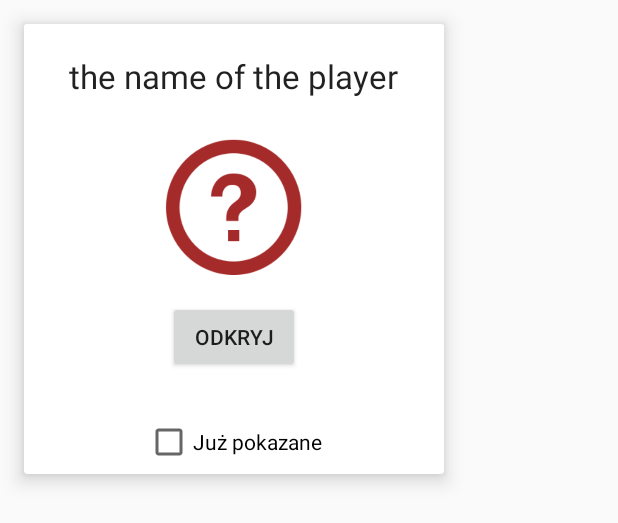
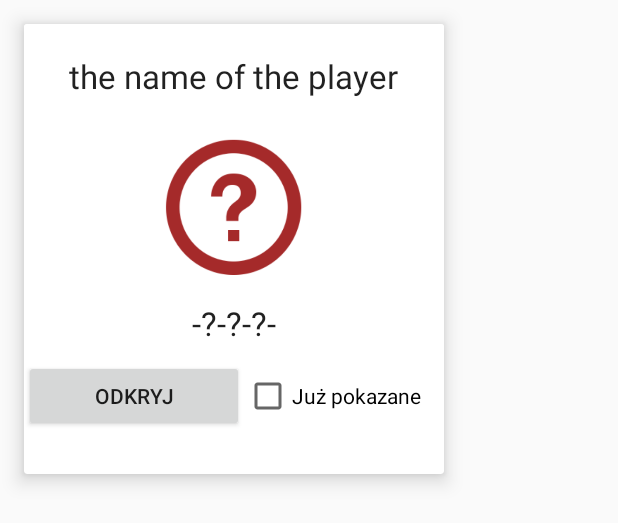
Before and after one commit to MateuszNaKodach/SocialMafia, an Android app: the layout player_role_showing_layout.xml on its own in the app's theme, with its tools: preview values and no code run, on a phone screen of 412 x 824 dp. Shown: the top 523 px of the screen. Run offline under Robolectric (Android 15) with nearby library versions, the phone set to English and light mode, and no system bars.

Commit message:
Showing players rules works fine

```diff
--- a/app/src/main/java/pl/nowakprojects/socialmafia/mainmenuoptions/newgame/SelectPlayerRolesActivity.java
+++ b/app/src/main/java/pl/nowakprojects/socialmafia/mainmenuoptions/newgame/SelectPlayerRolesActivity.java
@@ -111,16 +111,11 @@ public class SelectPlayerRolesActivity extends AppCompatActivity implements Play
                     connectSelectedRolesFromAllFractions();
                     //Tworzymy Bundle do przekazania do Activity mieszania ról
                     Bundle bundle = new Bundle();
-                    Log.i(LOG_TAG, "Bundle stworzone");
                     bundle.putParcelable(EXTRA_SELECTED_ROLES_LIST, Parcels.wrap(allSelectedRoles)); //wszystkie wybrane role przekazujemy
-                    Log.i(LOG_TAG, "Role przekazaney");
                     bundle.putStringArrayList(TapPlayersNamesActivity.EXTRA_PLAYERS_NAMES_LIST,playersNamesList); //wszystkie imiona graczy
                     Intent intent = new Intent(getApplicationContext(),ConnectPlayersToRolesActivity.class);
-                    Log.i(LOG_TAG, "Intencja stworzona");
                     intent.putExtras(bundle);
-                    Log.i(LOG_TAG, "Extras putted");
                     startActivity(intent);
-                    Log.i(LOG_TAG, "Start Activity");
                 }
 
             }
@@ -168,6 +163,5 @@ public class SelectPlayerRolesActivity extends AppCompatActivity implements Play
             allSelectedRoles.add(mafiaRolesAdapter.getSelectedRolesList().get(i));
         for(int i=0;i<syndicateRolesAdapter.getSelectedRolesList().size();i++)
             allSelectedRoles.add(syndicateRolesAdapter.getSelectedRolesList().get(i));
-        Log.i(LOG_TAG, "Laczenie zakonczone.");
     }
 }
--- a/app/src/main/java/pl/nowakprojects/socialmafia/mainmenuoptions/newgame/TapPlayersNamesActivity.java
+++ b/app/src/main/java/pl/nowakprojects/socialmafia/mainmenuoptions/newgame/TapPlayersNamesActivity.java
@@ -61,7 +61,7 @@ public class TapPlayersNamesActivity extends AppCompatActivity {
     void fillEmptyNamesWithPlayerNumbers(){
         for(int i=0;i<tapPlayerNameAdapter.namesList.size();i++)
             if(tapPlayerNameAdapter.namesList.get(i).playerName.isEmpty())
-                tapPlayerNameAdapter.namesList.get(i).playerName = "Player #"+(i+1);
+                tapPlayerNameAdapter.namesList.get(i).playerName = getString(R.string.player) +" #"+(i+1);
     }
 
     ArrayList<String> makeStringArrayListFromTapPlayerNameList(){
@@ -99,7 +99,7 @@ public class TapPlayersNamesActivity extends AppCompatActivity {
         @Override
         public void onBindViewHolder(PlayerNameViewHolder holder, int position) {
                 TapPlayerNameItem item = namesList.get(position);
-                holder.playerNumberText.setText(getString(R.string.player) +"#"+(position+1));
+                holder.playerNumberText.setText(getString(R.string.player) +" #"+(position+1));
                 holder.playerNameEditText.setText(item.playerName);
         }
 
--- a/app/src/main/res/layout/content_connect_players_to_roles.xml
+++ b/app/src/main/res/layout/content_connect_players_to_roles.xml
@@ -16,7 +16,7 @@
     <TextView
         android:layout_width="wrap_content"
         android:layout_height="wrap_content"
-        android:textAppearance="?android:attr/textAppearanceLarge"
+        android:textAppearance="?android:attr/textAppearanceMedium"
         android:text="@string/explainConnectPlayersToRoles"
         android:id="@+id/explainConnectPlayersToRoles"
         android:layout_gravity="center_horizontal"
@@ -26,6 +26,7 @@
         android:layout_width="match_parent"
         android:layout_height="wrap_content"
         android:id="@+id/allPlayersRolesRecyclerView"
+        android:layout_weight="1"
     />
 
     <Button
--- a/app/src/main/res/layout/content_tap_players_names.xml
+++ b/app/src/main/res/layout/content_tap_players_names.xml
@@ -17,7 +17,7 @@
     <TextView
         android:layout_width="wrap_content"
         android:layout_height="wrap_content"
-        android:textAppearance="?android:attr/textAppearanceLarge"
+        android:textAppearance="?android:attr/textAppearanceMedium"
         android:text="@string/please_tap_players_names"
         android:id="@+id/textView2"
         android:layout_gravity="center_horizontal" />
--- a/app/src/main/res/layout/player_role_showing_layout.xml
+++ b/app/src/main/res/layout/player_role_showing_layout.xml
@@ -35,12 +35,18 @@
             android:src="@drawable/image_template"
             android:layout_gravity="center_horizontal" />
 
-        <Button
+        <TextView
             android:layout_width="wrap_content"
             android:layout_height="wrap_content"
-            android:text="@string/show_role"
-            android:id="@+id/show_hide_button"
+            android:textAppearance="?android:attr/textAppearanceLarge"
+            android:text="@string/questionMarks"
+            android:id="@+id/roleName"
+            android:gravity="center_horizontal"
+            android:paddingLeft="10dp"
+            android:paddingRight="10dp"
+            android:layout_marginBottom="10dp"
             android:layout_gravity="center_horizontal" />
+
 
         <LinearLayout xmlns:android="http://schemas.android.com/apk/res/android"
             android:orientation="horizontal"
@@ -48,14 +54,23 @@
             android:layout_height="wrap_content"
             android:background="@android:color/white"
             android:layout_gravity="center"
-            android:gravity="center_vertical|center_horizontal"
-            android:layout_marginTop="30dp">
+            android:gravity="center_vertical|center_horizontal">
+
+            <Button
+                android:layout_width="wrap_content"
+                android:layout_height="wrap_content"
+                android:text="@string/show_role"
+                android:id="@+id/show_hide_button"
+                android:layout_weight="0.8" />
 
             <CheckBox
                 android:layout_width="wrap_content"
-                android:layout_height="wrap_content"
+                android:layout_height="match_parent"
                 android:text="@string/already_showed"
-                android:id="@+id/checkBox" />
+                android:id="@+id/wasRoleShowedCheckBox"
+                android:layout_gravity="center_vertical"
+                android:layout_weight="0.2"
+                android:clickable="false"/>
 
         </LinearLayout>
 
--- a/app/src/main/res/values/strings.xml
+++ b/app/src/main/res/values/strings.xml
@@ -160,10 +160,12 @@ Raz w ciągu gry,  podczas trwania dnia wybiera osobę, która aż do nocy nie b
     <string name="please_tap_players_names">Proszę wprowadzić imiona graczy:</string>
     <string name="tooLessFuctionsSelected">Wybrano zbyt mało funkcji!</string>
     <string name="title_activity_connect_players_to_roles">ConnectPlayersToRolesActivity</string>
-    <string name="show_role">ODKRYJ</string>
+    <string name="show_role">Odkryj</string>
+    <string name="hide_role">Zakryj</string>
     <string name="playerName">the name of the player</string>
     <string name="explainConnectPlayersToRoles">Proszę pokazać każdemu z graczy jego rolę</string>
     <string name="start_the_game">Rozpocznij grę</string>
     <string name="already_showed">Już pokazane</string>
+    <string name="questionMarks">-?-?-?-</string>
 
 </resources>
```
Also changed, not shown: app/src/main/java/pl/nowakprojects/socialmafia/mainmenuoptions/newgame/ConnectPlayersToRolesActivity.java (+30 -6 lines), app/src/main/java/pl/nowakprojects/socialmafia/mainmenuoptions/newgame/PlayerChoosingRoleAdapter.java (+3 -10 lines), app/src/main/java/pl/nowakprojects/socialmafia/mainmenuoptions/newgame/mafiagameclasses/HumanPlayer.java (+17 -2 lines).
